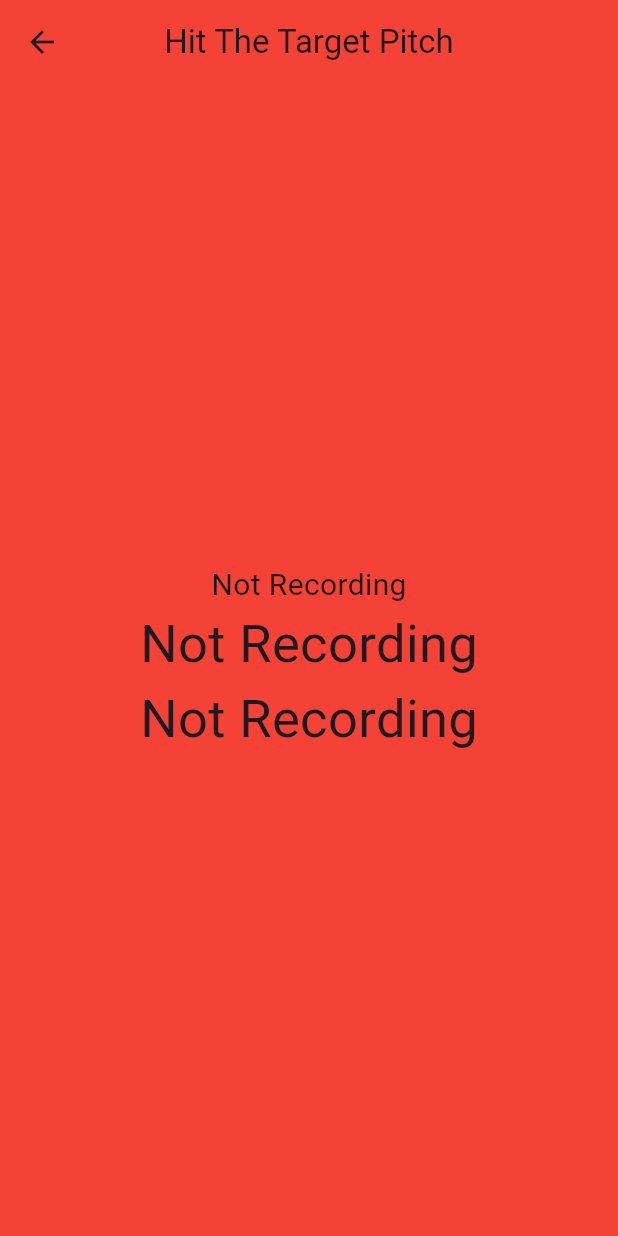
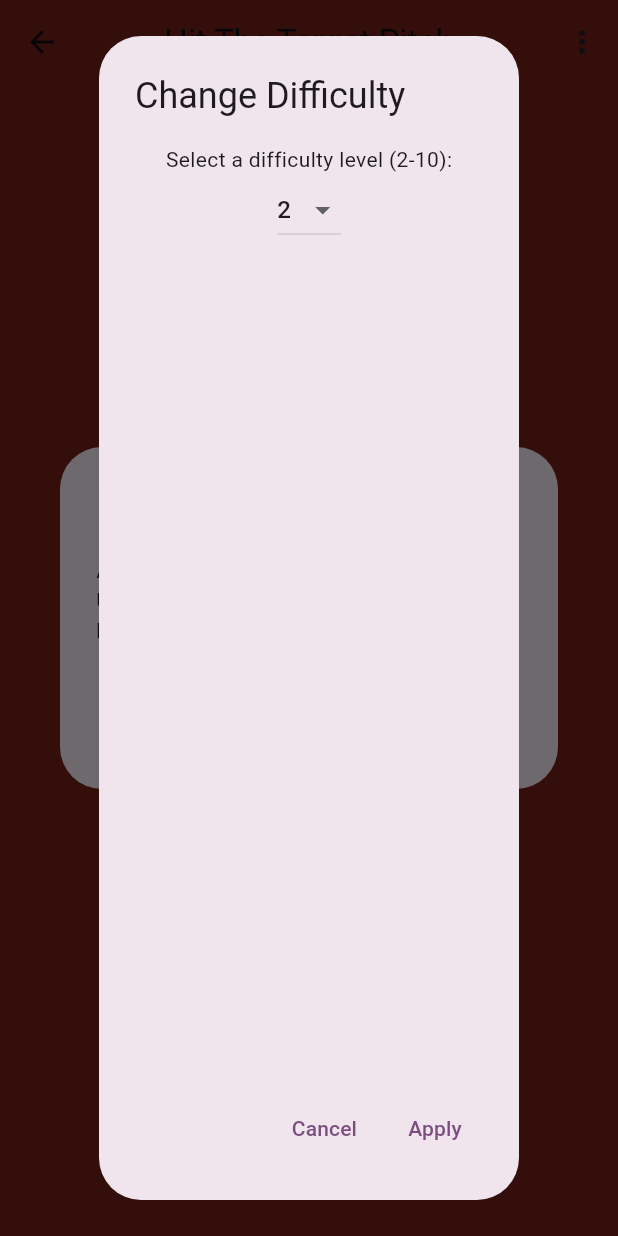
Before and after one commit to SeasonedTurtle/Pitch_Palette, a Flutter app: the screen it shows after launch, in the side drawer, after a tap on "Pitch Game", on a phone screen of 412 x 824 dp. Run offline on Flutter 3.47's test engine with Material 3 defaults, Android fonts, the light colour scheme and no system bars; our stand-ins replace video_player; missing offline and left inert: flutter_fft; statements that could not run were skipped.

Commit message:
Game Changes and Video uploads
Added difficulty to game and directions. Also, some mp4 for video.networkUrl

```diff
--- a/lib/OnPitch.dart
+++ b/lib/OnPitch.dart
@@ -13,6 +13,7 @@ class OnPitch extends StatefulWidget {
 }
 
 class ApplicationState extends State<OnPitch> {
+  int amountOfSeconds = 2;
   static const List<String> notes = ['C', 'D', 'E', 'F', 'G', 'A', 'B'];
   double? targetFrequency;
   String? targetNote;
@@ -79,7 +80,7 @@ class ApplicationState extends State<OnPitch> {
 
   // Function to start a timer to change the target note after a second
   void startTargetNoteTimer() {
-    timer = Timer.periodic(const Duration(seconds: 1), (timer) {
+    timer = Timer.periodic(Duration(seconds: amountOfSeconds), (timer) {
       if (isRecording && flutterFft.getNote == targetNote) {
         setState(() {
           isNoteHit = true;
@@ -94,6 +95,76 @@ class ApplicationState extends State<OnPitch> {
         });
       }
     });
+  }
+
+  // Function to show the popup page with directions
+  void _showDirectionsPopup(BuildContext context) {
+    showDialog(
+      context: context,
+      builder: (BuildContext context) {
+        return  AlertDialog(
+          title: const Text('Directions'),
+          content: const Text('Adjust your singing to hit the target note! Use the current note and frequency to see how close you are. '),
+          actions: [
+            TextButton(
+              onPressed: () {
+                Navigator.of(context).pop(); // Close the dialog
+              },
+              child: const Text('OK'),
+            ),
+          ],
+        );
+      },
+    );
+  }
+
+  void _changeDifficulty(BuildContext context) {
+    showDialog(
+    context: context,
+    builder: (BuildContext context) {
+      return AlertDialog(
+        title: const Text('Change Difficulty'),
+        content: Column(
+          children: [
+            const Text('Select a difficulty level (2-10):'),
+            DropdownButton<int>(
+              value: amountOfSeconds,
+              items: List.generate(9, (index) => index + 2)
+                  .map((int value) {
+                    return DropdownMenuItem<int>(
+                      value: value,
+                      child: Text(value.toString()),
+                    );
+                  })
+                  .toList(),
+              onChanged: (int? value) {
+                if (value != null) {
+                  amountOfSeconds = value;
+                }
+              },
+            ),
+          ],
+        ),
+          actions: [
+            TextButton(
+              onPressed: () {
+                Navigator.of(context).pop(); // Close the dialog
+              },
+              child: const Text('Cancel'),
+            ),
+            TextButton(
+              onPressed: () {
+                // Apply the selected difficulty
+                // You can perform any actions needed with the selectedDifficulty
+                print('Selected Difficulty: $amountOfSeconds');
+                Navigator.of(context).pop(); // Close the dialog
+              },
+              child: const Text('Apply'),
+            ),
+          ],
+        );
+      },
+    );
   }
 
   @override
@@ -113,8 +184,11 @@ class ApplicationState extends State<OnPitch> {
     startTargetNoteTimer();
     super.initState();
     _initialize();
+    Future.delayed(Duration.zero, () {
+      _showDirectionsPopup(context);
+      _changeDifficulty(context);
+   });
   }
-
 
   @override
   Widget build(BuildContext context) {
@@ -128,6 +202,32 @@ class ApplicationState extends State<OnPitch> {
         centerTitle: true,
         backgroundColor: bodyColor,
         title: const Text("Hit The Target Pitch"),
+        actions: [
+          PopupMenuButton<String>(
+            onSelected: (String result) {
+              // Handle menu item selection
+              if (result == 'Directions') {
+                // Open the popup page with directions
+                _showDirectionsPopup(context);
+              }
+              if (result == 'Difficulty') {
+                // Open the popup page with directions
+                _changeDifficulty(context);
+              }
+            },
+            itemBuilder: (BuildContext context) => [
+              const PopupMenuItem<String>(
+                value: 'Directions',
+                child: Text('Show Directions'),
+              ),
+              const PopupMenuItem<String>(
+                value: 'Difficulty',
+                child: Text('Change Difficulty'),
+              ),
+            ],
+
+          ),
+        ],
       ),
       body: Container(
         height: 800,
@@ -141,19 +241,25 @@ class ApplicationState extends State<OnPitch> {
                     "Target Note: $targetNote",
                     style: const TextStyle(fontSize: 50),
                   )
-                : const Text("Not Recording", style: TextStyle(fontSize: 20)),
+                : const Text("Not Recording", style: TextStyle(fontSize: 35)),
+            isRecording
+                ? Text(
+                    "Required Duration: $amountOfSeconds",
+                    style: const TextStyle(fontSize: 20),
+                  )
+                : const Text("", style: TextStyle(fontSize: 20)),
             isRecording
                 ? Text(
                     "Current note: ${note!}",
                     style: const TextStyle(fontSize: 20),
                   )
-                : const Text("Not Recording", style: TextStyle(fontSize: 35)),
+                : const Text("Can't get note", style: TextStyle(fontSize: 35)),
             isRecording
                 ? Text(
                     "Current frequency: ${frequency!.toStringAsFixed(2)}",
                     style: const TextStyle(fontSize: 20),
                   )
-                : const Text("Not Recording", style: TextStyle(fontSize: 35)),
+                : const Text("Can't get frequency", style: TextStyle(fontSize: 35)),
           ],
         ),
       ),
--- a/lib/details.dart
+++ b/lib/details.dart
@@ -47,12 +47,12 @@ class Lessons extends StatelessWidget {
 
   @override
   Widget build(BuildContext context) {
-    setLink1(goals, id);
+    final String video = setLink1(goals, id);
     return GestureDetector(
       onTap: () {
           Navigator.push(
             context,
-            MaterialPageRoute(builder: (context) => const VideoPlayerScreen())
+            MaterialPageRoute(builder: (context) => VideoPlayerScreen(videoFile: video))
           );
       },
       child: Container(
```
Also changed, not shown: lib/links.dart (+8 -11 lines), lib/videoplayer.dart (+4 -32 lines), pubspec.yaml (+5 -2 lines), 4 other files.
